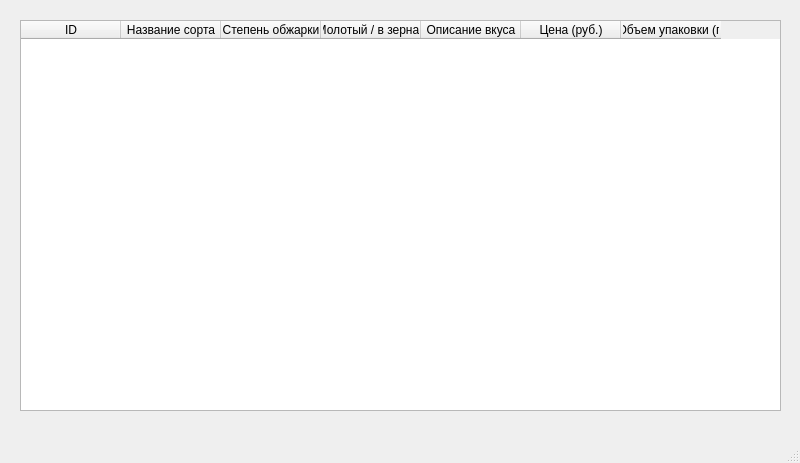
Above: main.ui from NatashaPankina/Espresso before the change. Below: the same form after it.
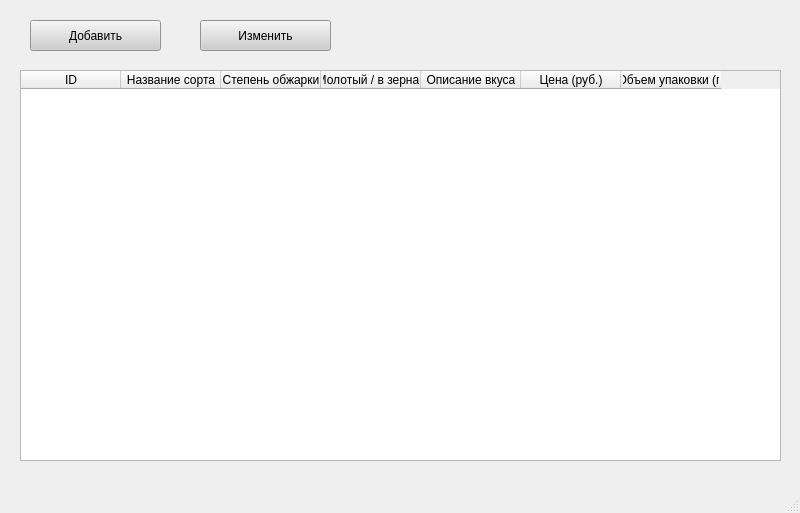
That is the form after the change.

Patch:
```diff
--- a/main.ui
+++ b/main.ui
@@ -7,7 +7,7 @@
     <x>0</x>
     <y>0</y>
     <width>800</width>
-    <height>463</height>
+    <height>513</height>
    </rect>
   </property>
   <property name="windowTitle">
@@ -18,7 +18,7 @@
     <property name="geometry">
      <rect>
       <x>20</x>
-      <y>20</y>
+      <y>70</y>
       <width>761</width>
       <height>391</height>
      </rect>
@@ -59,6 +59,51 @@
      </property>
     </column>
    </widget>
+   <widget class="QPushButton" name="btn1">
+    <property name="geometry">
+     <rect>
+      <x>30</x>
+      <y>20</y>
+      <width>131</width>
+      <height>31</height>
+     </rect>
+    </property>
+    <property name="styleSheet">
+     <string notr="true">background-color: rgb(206, 206, 206);</string>
+    </property>
+    <property name="text">
+     <string>Добавить</string>
+    </property>
+   </widget>
+   <widget class="QPushButton" name="btn2">
+    <property name="geometry">
+     <rect>
+      <x>200</x>
+      <y>20</y>
+      <width>131</width>
+      <height>31</height>
+     </rect>
+    </property>
+    <property name="styleSheet">
+     <string notr="true">background-color: rgb(206, 206, 206);</string>
+    </property>
+    <property name="text">
+     <string>Изменить</string>
+    </property>
+   </widget>
+   <widget class="QLabel" name="label1">
+    <property name="geometry">
+     <rect>
+      <x>380</x>
+      <y>20</y>
+      <width>371</width>
+      <height>31</height>
+     </rect>
+    </property>
+    <property name="text">
+     <string/>
+    </property>
+   </widget>
   </widget>
   <widget class="QMenuBar" name="menubar">
    <property name="geometry">
```
Left out of the diff: 2 changed lines with no effect on the pictures.
